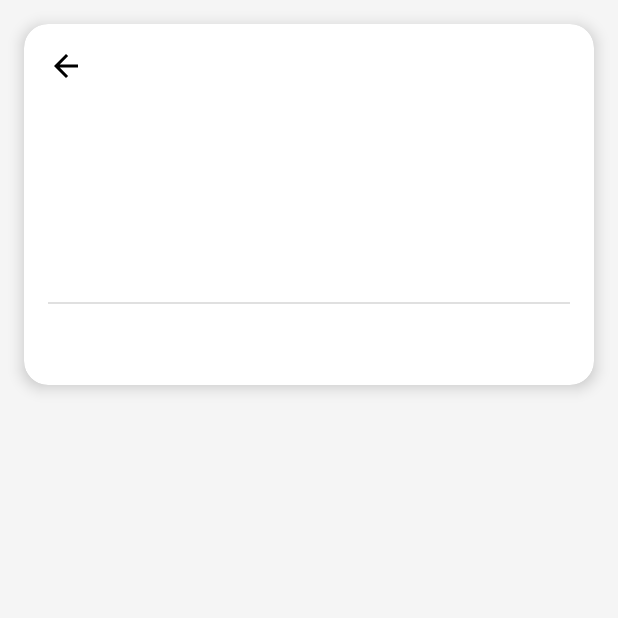
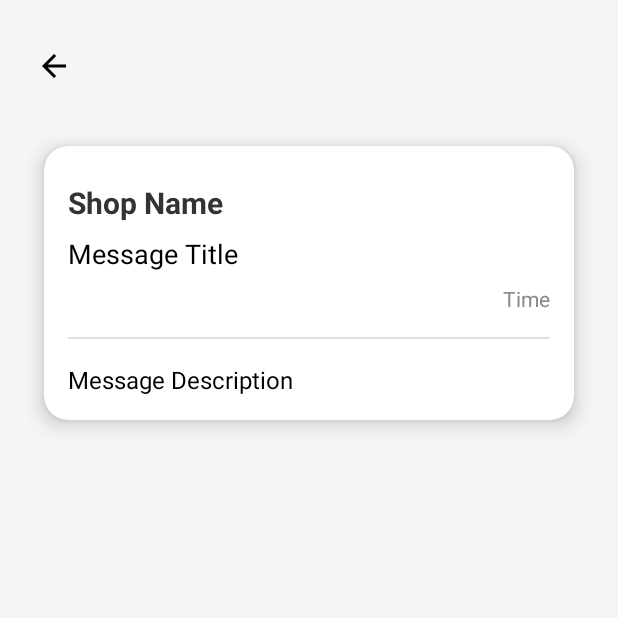
Before and after one commit to reeves63/VirtualMembership_MobileApp, an Android app: the MessagesDetail screen opened directly, with no data from a screen before it, on a phone screen of 412 x 824 dp, the top half of it. Run offline under Robolectric (Android 15) with nearby library versions, the phone set to English and light mode, and no system bars.

```diff
--- a/app/src/main/java/com/example/uts_pagisore/Membership/MembershipActivity.kt
+++ b/app/src/main/java/com/example/uts_pagisore/Membership/MembershipActivity.kt
@@ -122,6 +122,7 @@ class MembershipActivity : AppCompatActivity() {
                                 )
                             )
 
+                            // Perbaikan di sini, menggunakan size (tanpa tanda kurung)
                             if (loadedCount == documents.size()) {
                                 allMemberships.sortBy { it.name }
                                 updateDisplayedMemberships()
@@ -137,6 +138,8 @@ class MembershipActivity : AppCompatActivity() {
                 showError("Error loading shops: ${e.message}")
             }
     }
+
+
 
     private fun updateDisplayedMemberships() {
         showLoading(false)
--- a/app/src/main/java/com/example/uts_pagisore/Message/MessagesDetail.kt
+++ b/app/src/main/java/com/example/uts_pagisore/Message/MessagesDetail.kt
@@ -16,7 +16,6 @@ class MessagesDetail : AppCompatActivity() {
         val shopNameTextView: TextView = findViewById(R.id.tv_shop_name)
         val messageTitleTextView: TextView = findViewById(R.id.tv_message_title)
         val messageDescriptionTextView: TextView = findViewById(R.id.tv_message_description)
-        val messageContentTextView: TextView = findViewById(R.id.tv_message_content)
         val messageTimeTextView: TextView = findViewById(R.id.tv_message_time)
         val backButton: ImageButton = findViewById(R.id.btn_back)
 
@@ -28,7 +27,6 @@ class MessagesDetail : AppCompatActivity() {
             shopNameTextView.text = bundle.getString("SHOP_NAME", "")
             messageTitleTextView.text = bundle.getString("MESSAGE_TITLE", "")
             messageDescriptionTextView.text = bundle.getString("MESSAGE_DESCRIPTION", "")
-            messageContentTextView.text = bundle.getString("MESSAGE_CONTENT", "")
             messageTimeTextView.text = bundle.getString("MESSAGE_TIME", "")
         }
     }
--- a/app/src/main/java/com/example/uts_pagisore/MyShopActivity.kt
+++ b/app/src/main/java/com/example/uts_pagisore/MyShopActivity.kt
@@ -107,6 +107,7 @@ class MyShopActivity : AppCompatActivity() {
     }
 
     private fun uploadShopImage(uri: Uri, shopId: String) {
+        if (uri != null) {
             val storageRef = FirebaseStorage.getInstance().reference.child("shopImages/$shopId.jpg")
             storageRef.putFile(uri)
                 .addOnSuccessListener {
@@ -125,7 +126,11 @@ class MyShopActivity : AppCompatActivity() {
                 .addOnFailureListener {
                     Toast.makeText(this, "Failed to upload image.", Toast.LENGTH_SHORT).show()
                 }
+        } else {
+            Toast.makeText(this, "No image selected.", Toast.LENGTH_SHORT).show()
         }
+    }
+
 
     private fun openGallery() {
         val intent = Intent(Intent.ACTION_PICK)
--- a/app/src/main/java/com/example/uts_pagisore/ShopDetailActivity.kt
+++ b/app/src/main/java/com/example/uts_pagisore/ShopDetailActivity.kt
@@ -107,6 +107,7 @@ class ShopDetailActivity : AppCompatActivity() {
         }
     }
 
+
     private fun updateUIWithShopDetails(document: DocumentSnapshot) {
         binding.textShopName.text = document.getString("name")
         binding.textShopDescription.text = document.getString("description")
--- a/app/src/main/res/layout/activity_membership.xml
+++ b/app/src/main/res/layout/activity_membership.xml
@@ -51,6 +51,7 @@
         android:id="@+id/textNoMembership"
         android:layout_width="wrap_content"
         android:layout_height="wrap_content"
+        android:layout_marginTop="70dp"
         android:layout_gravity="center"
         android:text="No memberships found"
         android:textSize="16sp"
--- a/app/src/main/res/layout/activity_messages_detail.xml
+++ b/app/src/main/res/layout/activity_messages_detail.xml
@@ -1,22 +1,37 @@
 <?xml version="1.0" encoding="utf-8"?>
-<ScrollView
-    xmlns:android="http://schemas.android.com/apk/res/android"
+<androidx.constraintlayout.widget.ConstraintLayout xmlns:android="http://schemas.android.com/apk/res/android"
     xmlns:app="http://schemas.android.com/apk/res-auto"
+    xmlns:tools="http://schemas.android.com/tools"
     android:layout_width="match_parent"
     android:layout_height="match_parent"
-    android:background="#F5F5F5">
+    android:background="#F5F5F5"
+    tools:context=".Message.MessagesDetail">
 
-    <LinearLayout
-        android:layout_width="match_parent"
+    <!-- Header Icon for the Back Button -->
+    <ImageButton
+        android:id="@+id/btn_back"
+        android:layout_width="40dp"
+        android:layout_height="40dp"
+        android:layout_marginTop="24dp"
+        android:layout_marginStart="16dp"
+        android:background="?attr/selectableItemBackgroundBorderless"
+        android:src="@drawable/baseline_arrow_back_24"
+        android:contentDescription="Back"
+        app:layout_constraintTop_toTopOf="parent"
+        app:layout_constraintStart_toStartOf="parent"/>
+
+    <!-- CardView for Message Detail -->
+    <androidx.cardview.widget.CardView
+        android:id="@+id/card_view_message_detail"
+        android:layout_width="0dp"
         android:layout_height="wrap_content"
-        android:orientation="vertical">
-
-        <androidx.cardview.widget.CardView
-            android:layout_width="match_parent"
-            android:layout_height="wrap_content"
+        app:cardCornerRadius="16dp"
+        app:cardElevation="8dp"
         android:layout_margin="16dp"
-            app:cardCornerRadius="16dp"
-            app:cardElevation="6dp">
+        app:cardUseCompatPadding="true"
+        app:layout_constraintTop_toBottomOf="@id/btn_back"
+        app:layout_constraintStart_toStartOf="parent"
+        app:layout_constraintEnd_toEndOf="parent">
 
         <LinearLayout
             android:layout_width="match_parent"
@@ -24,14 +39,7 @@
             android:orientation="vertical"
             android:padding="16dp">
 
-                <ImageButton
-                    android:id="@+id/btn_back"
-                    android:layout_width="wrap_content"
-                    android:layout_height="wrap_content"
-                    android:background="?attr/selectableItemBackgroundBorderless"
-                    android:src="@drawable/baseline_arrow_back_24"
-                    android:contentDescription="Back"/>
-
+            <!-- Shop Name -->
             <TextView
                 android:id="@+id/tv_shop_name"
                 android:layout_width="match_parent"
@@ -39,24 +47,20 @@
                 android:textSize="20sp"
                 android:textStyle="bold"
                 android:textColor="#333333"
-                    android:layout_marginTop="16dp"/>
+                android:layout_marginTop="8dp"
+                android:text="Shop Name"/>
 
+            <!-- Message Title -->
             <TextView
                 android:id="@+id/tv_message_title"
                 android:layout_width="match_parent"
                 android:layout_height="wrap_content"
                 android:textSize="18sp"
                 android:textColor="#000000"
-                    android:layout_marginTop="8dp"/>
+                android:layout_marginTop="8dp"
+                android:text="Message Title"/>
 
-                <TextView
-                    android:id="@+id/tv_message_description"
-                    android:layout_width="match_parent"
-                    android:layout_height="wrap_content"
-                    android:textSize="16sp"
-                    android:textColor="#666666"
-                    android:layout_marginTop="4dp"/>
-
+            <!-- Message Time -->
             <TextView
                 android:id="@+id/tv_message_time"
                 android:layout_width="match_parent"
@@ -64,22 +68,27 @@
                 android:textSize="14sp"
                 android:textColor="#888888"
                 android:layout_marginTop="8dp"
-                    android:gravity="end"/>
+                android:gravity="end"
+                android:text="Time"/>
 
+            <!-- Divider -->
             <View
                 android:layout_width="match_parent"
                 android:layout_height="1dp"
                 android:background="#E0E0E0"
                 android:layout_marginVertical="16dp"/>
 
+            <!-- Message Description -->
             <TextView
-                    android:id="@+id/tv_message_content"
+                android:id="@+id/tv_message_description"
                 android:layout_width="match_parent"
                 android:layout_height="wrap_content"
                 android:textSize="16sp"
                 android:textColor="#000000"
-                    android:lineSpacingExtra="4dp"/>
+                android:lineSpacingExtra="4dp"
+                android:text="Message Description"/>
+
         </LinearLayout>
     </androidx.cardview.widget.CardView>
-    </LinearLayout>
-</ScrollView>
+
+</androidx.constraintlayout.widget.ConstraintLayout>
```
Also changed, not shown: app/src/main/java/com/example/uts_pagisore/Membership/AddMembershipActivity.kt (deleted, +0 -36 lines), app/src/main/java/com/example/uts_pagisore/Message/CreateMessageActivity.kt (+32 -13 lines), app/src/main/java/com/example/uts_pagisore/MessagesFragment.kt (+13 -16 lines), app/src/main/java/com/example/uts_pagisore/Profile/EditProfileActivity.kt (+7 -2 lines), app/src/main/res/layout/activity_add_membership.xml (deleted, +0 -39 lines), app/src/main/res/layout/activity_create_message.xml (+59 -7 lines). Lines whose indentation alone changed are shown as unchanged.
